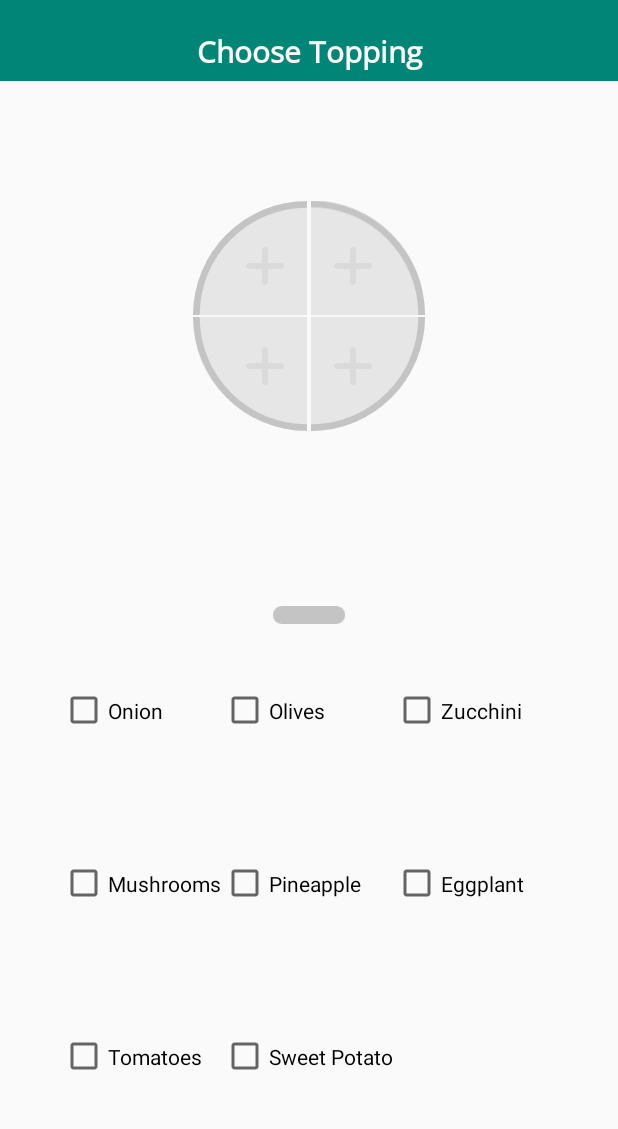
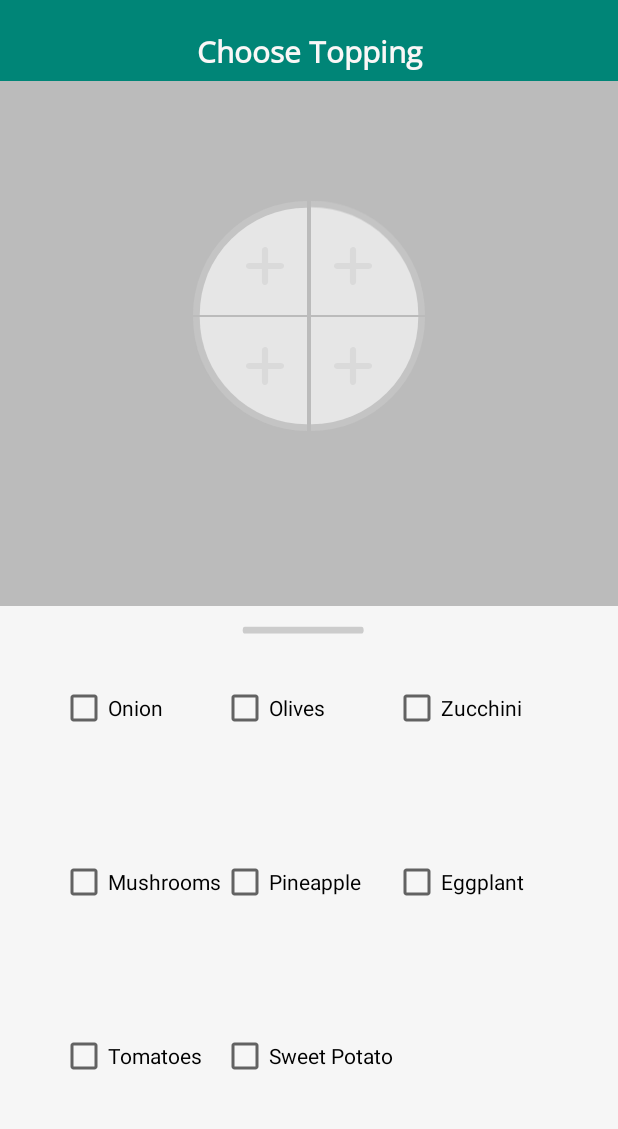
Before and after one commit to izipris/pizzapp, an Android app: the ToppingsPopUp screen opened directly, with no data from a screen before it, on a phone screen of 412 x 824 dp, the part 63-1192 px from its top. Run offline under Robolectric (Android 15) with nearby library versions, the phone set to English and light mode, and no system bars; 1 statement that could not run was skipped.

Commit message:
adding background

```diff
--- /dev/null
+++ b/app/src/main/res/drawable/ic_pop_up_pizza_back_screen.xml
@@ -0,0 +1,10 @@
+<vector xmlns:android="http://schemas.android.com/apk/res/android"
+    android:width="414dp"
+    android:height="644dp"
+    android:viewportWidth="414"
+    android:viewportHeight="644">
+  <path
+      android:pathData="M0,0h414v644h-414z"
+      android:fillColor="#b1b1b1"
+      android:fillAlpha="0.87"/>
+</vector>
--- /dev/null
+++ b/app/src/main/res/drawable/ic_pop_up_toppings_screen.xml
@@ -0,0 +1,12 @@
+<vector xmlns:android="http://schemas.android.com/apk/res/android"
+    android:width="414dp"
+    android:height="240dp"
+    android:viewportWidth="414"
+    android:viewportHeight="240">
+  <path
+      android:pathData="M0,0h414v240h-414z"
+      android:fillColor="#f6f6f6"/>
+  <path
+      android:pathData="M164.1,9L242.1,9A1.5,1.5 0,0 1,243.6 10.5L243.6,10.5A1.5,1.5 0,0 1,242.1 12L164.1,12A1.5,1.5 0,0 1,162.6 10.5L162.6,10.5A1.5,1.5 0,0 1,164.1 9z"
+      android:fillColor="#ccc"/>
+</vector>
--- a/app/src/main/res/layout/popup_toppings.xml
+++ b/app/src/main/res/layout/popup_toppings.xml
@@ -11,11 +11,11 @@
         android:layout_width="match_parent"
         android:layout_height="wrap_content"
         android:background="?attr/colorPrimary"
-        android:minHeight="?attr/actionBarSize"
-        app:theme="@style/ThemeOverlay.AppCompat.Dark.ActionBar"
         android:clickable="true"
         android:focusable="true"
-        android:onClick="backToMain"/>
+        android:minHeight="?attr/actionBarSize"
+        android:onClick="backToMain"
+        app:theme="@style/ThemeOverlay.AppCompat.Dark.ActionBar" />
 
     <TextView
         android:id="@+id/title"
@@ -34,6 +34,7 @@
         android:id="@+id/pizzaPic"
         android:layout_width="match_parent"
         android:layout_height="350dp"
+        android:background="@drawable/ic_pop_up_pizza_back_screen"
         android:gravity="center"
         android:paddingBottom="70dp">
 
@@ -41,12 +42,12 @@
             android:id="@+id/top_row"
             android:layout_width="422dp"
             android:layout_height="121dp"
+            android:clickable="true"
+            android:focusable="true"
             android:gravity="center"
             android:layoutDirection="ltr"
-            android:paddingBottom="1dp"
-            android:clickable="true"
-            android:focusable="true"
-            android:onClick="backToMain">
+            android:onClick="backToMain"
+            android:paddingBottom="1dp">
 
 
             <FrameLayout
@@ -111,10 +112,10 @@
             android:id="@+id/bottom_row"
             android:layout_width="match_parent"
             android:layout_height="match_parent"
+            android:clickable="true"
+            android:focusable="true"
             android:gravity="center"
             android:layoutDirection="ltr"
-            android:clickable="true"
-            android:focusable="true"
             android:onClick="backToMain">
 
             <FrameLayout
@@ -181,22 +182,17 @@
         </TableRow>
     </TableLayout>
 
-    <ImageView
-        android:id="@+id/continueButton"
-        android:layout_width="match_parent"
-        android:layout_height="12dp"
-        android:layout_gravity="center|bottom"
-        android:onClick="backToMain"
-        app:srcCompat="@drawable/ic_continue" />
-
 
     <HorizontalScrollView
         android:id="@+id/scrollView"
         android:layout_width="match_parent"
         android:layout_height="match_parent"
         android:layout_below="@id/pizzaPic"
+        android:background="@drawable/ic_pop_up_toppings_screen"
         android:fadingEdge="horizontal"
-        android:scrollbars="horizontal">
+        android:scrollbars="horizontal"
+        android:clickable="true"
+        android:focusable="true">
 
         <GridLayout
             android:id="@+id/grid_layout"
@@ -204,16 +200,13 @@
             android:layout_height="match_parent"
             android:layout_marginBottom="10dp"
             android:columnCount="3"
-            android:paddingLeft="40dp"
-            android:paddingRight="18dp"
+            android:paddingStart="40dp"
+            android:paddingEnd="18dp"
+            android:layout_marginTop="10dp"
             android:rowCount="4">
-
-
-                    </GridLayout>
+        </GridLayout>
 
     </HorizontalScrollView>
 
 
-
-
 </LinearLayout>
```
Also changed, not shown: app/src/main/res/drawable/ic_middle_base.xml (added, +9 -0 lines), app/src/main/res/drawable/ic_toppings_background.xml (added, +9 -0 lines), app/src/main/res/layout/tab_fragment_main.xml (+24 -22 lines).
